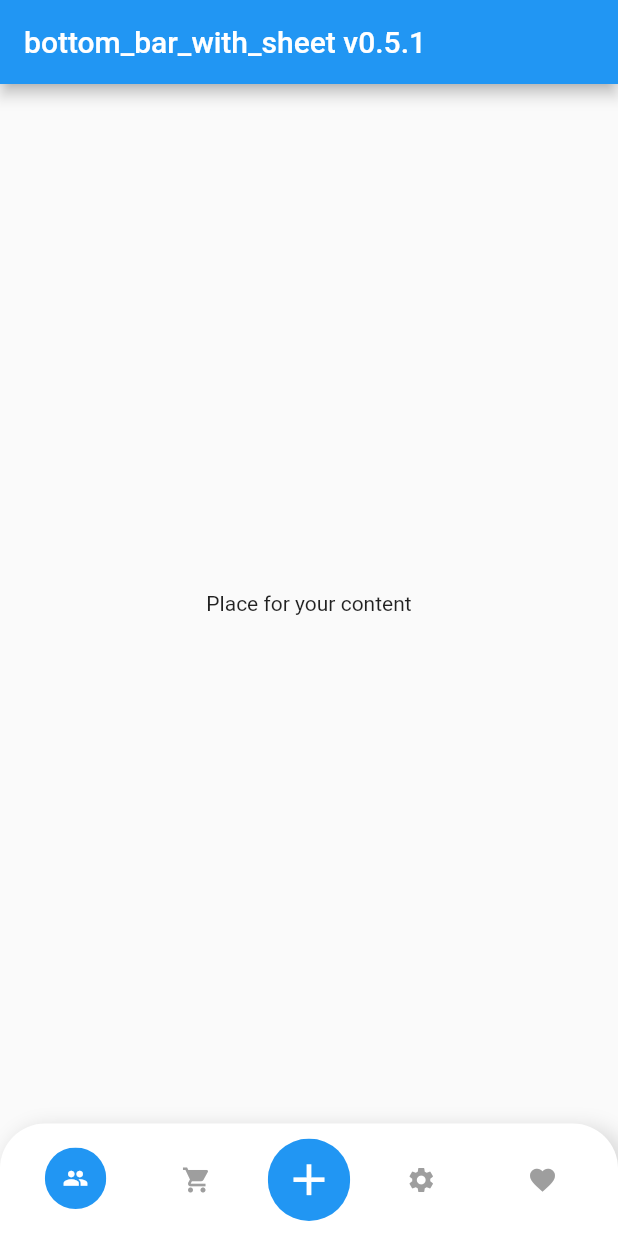
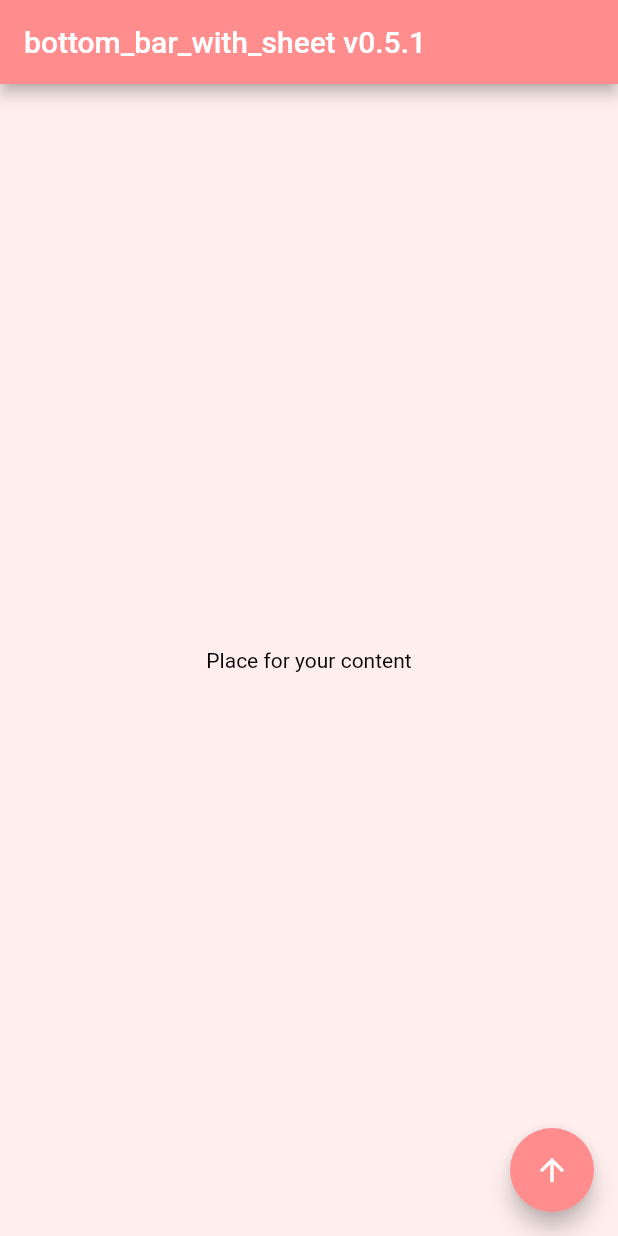
Before and after one commit to Frezyx/bottom_bar_with_sheet, a Flutter app: the screen it shows after launch, on a phone screen of 412 x 824 dp. Run offline on Flutter 3.47's test engine with Material 2 defaults, Android fonts, the phone set to English and light mode, and no system bars.

Commit message:
update examples

```diff
--- a/example/lib/main.dart
+++ b/example/lib/main.dart
@@ -1,7 +1,9 @@
 import 'package:bottom_bar_with_sheet/bottom_bar_with_sheet.dart';
 import 'package:flutter/material.dart';
 
-void main() => runApp(MyApp());
+main() {
+  runApp(MyApp());
+}
 
 class MyApp extends StatelessWidget {
   @override
@@ -20,37 +22,152 @@ class MyHomePage extends StatefulWidget {
 
 class _MyHomePageState extends State<MyHomePage> {
   int _selectedIndex = 0;
+  bool _isOpened = false;
 
   @override
   Widget build(BuildContext context) {
     return Scaffold(
+      backgroundColor: Color(0xFFFFEEEE),
       appBar: AppBar(
         title: Text('bottom_bar_with_sheet v0.5.1',
-            style: TextStyle(color: Colors.white)),
+            style: TextStyle().copyWith(color: Colors.white)),
+        backgroundColor: Color(0xFFFF8D8D),
       ),
-      body: Center(child: Text("Place for your content")),
+      body: Center(
+          child: Text("Place for your content",
+              style: TextStyle().copyWith(color: Colors.black))),
       bottomNavigationBar: BottomBarWithSheet(
         selectedIndex: _selectedIndex,
-        sheetChild: Center(child: Text("Place for your another content")),
+        sheetChild: _buildSheetChild(),
+        disableMainActionButton: true,
+        isOpened: _isOpened,
+        curve: Curves.easeIn,
         bottomBarTheme: BottomBarTheme(
-          mainButtonPosition: MainButtonPosition.Middle,
+          decoration: BoxDecoration(
+            borderRadius: BorderRadius.only(
+              topLeft: Radius.circular(15.0),
+              topRight: Radius.circular(15.0),
+            ),
+          ),
+          backgroundColor: Color(0xFFFF8D8D),
+          selectedItemBackgroundColor: Color(0xFFFF8D8D),
+          selectedItemIconColor: Colors.white,
+          itemIconColor: Colors.white,
+          itemLabelColor: Colors.white,
+          selectedItemLabelColor: Colors.white,
+          itemTextStyle:
+              TextStyle().copyWith(fontSize: 10, fontWeight: FontWeight.w300),
+          heightOpened: 250,
+          height: 0.0,
+          heightClosed: 0.0,
         ),
-        mainActionButtonTheme: MainActionButtonTheme(
-          size: 55,
-          icon: Icon(
-            Icons.add,
+        mainActionButtonTheme:
+            MainActionButtonTheme(icon: Icon(Icons.arrow_upward_outlined)),
+        onSelectItem: (index) => setState(() => _selectedIndex = index),
+      ),
+      floatingActionButton: FloatingActionButton(
+        backgroundColor: Color(0xFFFF8D8D),
+        onPressed: () => setState(() => _isOpened = !_isOpened),
+        child: Icon(
+          _isOpened
+              ? Icons.arrow_downward_outlined
+              : Icons.arrow_upward_outlined,
+        ),
+      ),
+    );
+  }
+
+  Widget _buildSheetChild() {
+    return Center(
+      child: Wrap(
+        spacing: 30.0,
+        children: <Widget>[
+          _buildWrapItem(Icons.chat_bubble_outline, "New Chat"),
+          _buildWrapItem(Icons.search_outlined, "Search"),
+          _buildWrapItem(Icons.cloud_outlined, "Backup"),
+          _buildWrapItem(Icons.info_outline_rounded, "Info"),
+          _buildWrapItem(Icons.battery_charging_full_outlined, "Charging"),
+          _buildWrapItem(Icons.settings_outlined, "Settings"),
+        ],
+      ),
+    );
+  }
+
+  Widget _buildWrapItem(IconData icon, String title) {
+    return SizedBox(
+      width: 90.0,
+      height: 90.0,
+      child: Column(
+        mainAxisAlignment: MainAxisAlignment.center,
+        children: [
+          Icon(
+            icon,
             color: Colors.white,
             size: 35,
           ),
-        ),
-        onSelectItem: (index) => setState(() => _selectedIndex = index),
-        items: [
-          BottomBarWithSheetItem(icon: Icons.people),
-          BottomBarWithSheetItem(icon: Icons.shopping_cart),
-          BottomBarWithSheetItem(icon: Icons.settings),
-          BottomBarWithSheetItem(icon: Icons.favorite),
+          Text(
+            title,
+            style: TextStyle().copyWith(color: Colors.white, fontSize: 14),
+          ),
         ],
       ),
     );
   }
 }
+
+// import 'package:bottom_bar_with_sheet/bottom_bar_with_sheet.dart';
+// import 'package:flutter/material.dart';
+
+// void main() => runApp(MyApp());
+
+// class MyApp extends StatelessWidget {
+//   @override
+//   Widget build(BuildContext context) {
+//     return MaterialApp(
+//       debugShowCheckedModeBanner: false,
+//       home: MyHomePage(),
+//     );
+//   }
+// }
+
+// class MyHomePage extends StatefulWidget {
+//   @override
+//   _MyHomePageState createState() => _MyHomePageState();
+// }
+
+// class _MyHomePageState extends State<MyHomePage> {
+//   int _selectedIndex = 0;
+
+//   @override
+//   Widget build(BuildContext context) {
+//     return Scaffold(
+//       appBar: AppBar(
+//         title: Text('bottom_bar_with_sheet v0.5.1',
+//             style: TextStyle(color: Colors.white)),
+//       ),
+//       body: Center(child: Text("Place for your content")),
+//       bottomNavigationBar: BottomBarWithSheet(
+//         selectedIndex: _selectedIndex,
+//         sheetChild: Center(child: Text("Place for your another content")),
+//         bottomBarTheme: BottomBarTheme(
+//           mainButtonPosition: MainButtonPosition.Middle,
+//         ),
+//         mainActionButtonTheme: MainActionButtonTheme(
+//           size: 55,
+//           icon: Icon(
+//             Icons.add,
+//             color: Colors.white,
+//             size: 35,
+//           ),
+//         ),
+//         onSelectItem: (index) => setState(() => _selectedIndex = index),
+//         items: [
+//           BottomBarWithSheetItem(icon: Icons.people),
+//           BottomBarWithSheetItem(icon: Icons.shopping_cart),
+//           BottomBarWithSheetItem(icon: Icons.settings),
+//           BottomBarWithSheetItem(icon: Icons.favorite),
+//         ],
+//       ),
+//     );
+//   }
+// }
```
Also changed, not shown: example/rep_files/example4.gif (added), 2 other files.
